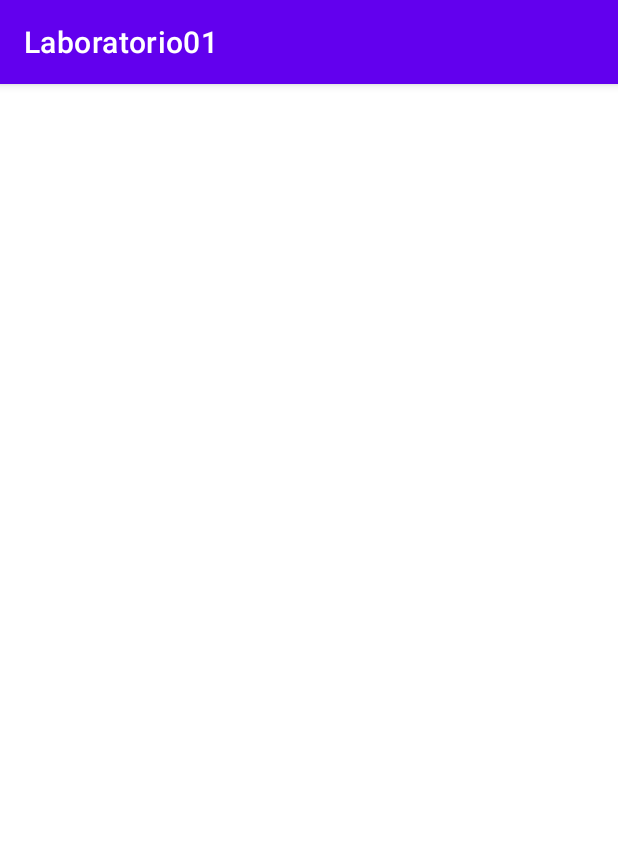
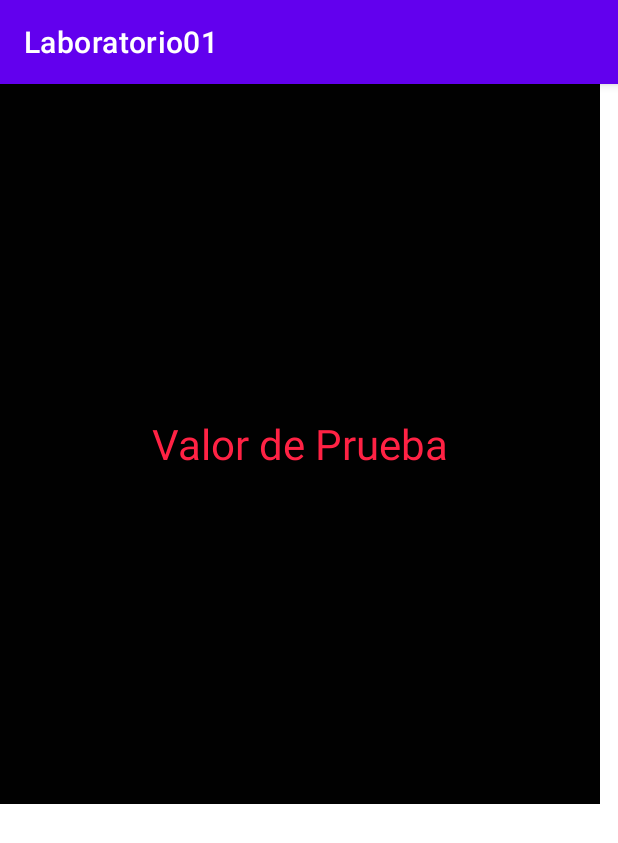
Before and after one commit to alejandroav93/Laboratorio01_Kotlin, an Android app: the Actividad2 screen opened directly, with no data from a screen before it, on a phone screen of 412 x 824 dp. Shown: the top 843 px of the screen. Run offline under Robolectric (Android 15) with nearby library versions, the phone set to English and light mode, and no system bars.

Commit message:
LAYOUT + TEXT ACTIVITY 2

```diff
--- a/app/src/main/res/layout/activity_actividad2.xml
+++ b/app/src/main/res/layout/activity_actividad2.xml
@@ -1,5 +1,5 @@
 <?xml version="1.0" encoding="utf-8"?>
-<androidx.constraintlayout.widget.ConstraintLayout xmlns:android="http://schemas.android.com/apk/res/android"
+<LinearLayout xmlns:android="http://schemas.android.com/apk/res/android"
     xmlns:app="http://schemas.android.com/apk/res-auto"
     xmlns:tools="http://schemas.android.com/tools"
     android:layout_width="match_parent"
@@ -8,13 +8,13 @@
 
 
     <TextView
-        android:id="@+id/txtValue"
-        android:layout_width="wrap_content"
-        android:layout_height="wrap_content"
-        android:textColor="@android:color/holo_green_dark"
-        app:layout_constraintBottom_toBottomOf="parent"
-        app:layout_constraintLeft_toLeftOf="parent"
-        app:layout_constraintRight_toRightOf="parent"
-        app:layout_constraintTop_toTopOf="parent" />
+        android:layout_width="400dp"
+        android:text ="Valor de Prueba"
+        android:textColor="#FF2244"
+        android:textSize="28sp"
+        android:gravity="center "
+        android:background="#010101"
+        android:layout_height="480dp"
+        />
 
-</androidx.constraintlayout.widget.ConstraintLayout>
+</LinearLayout>
```
